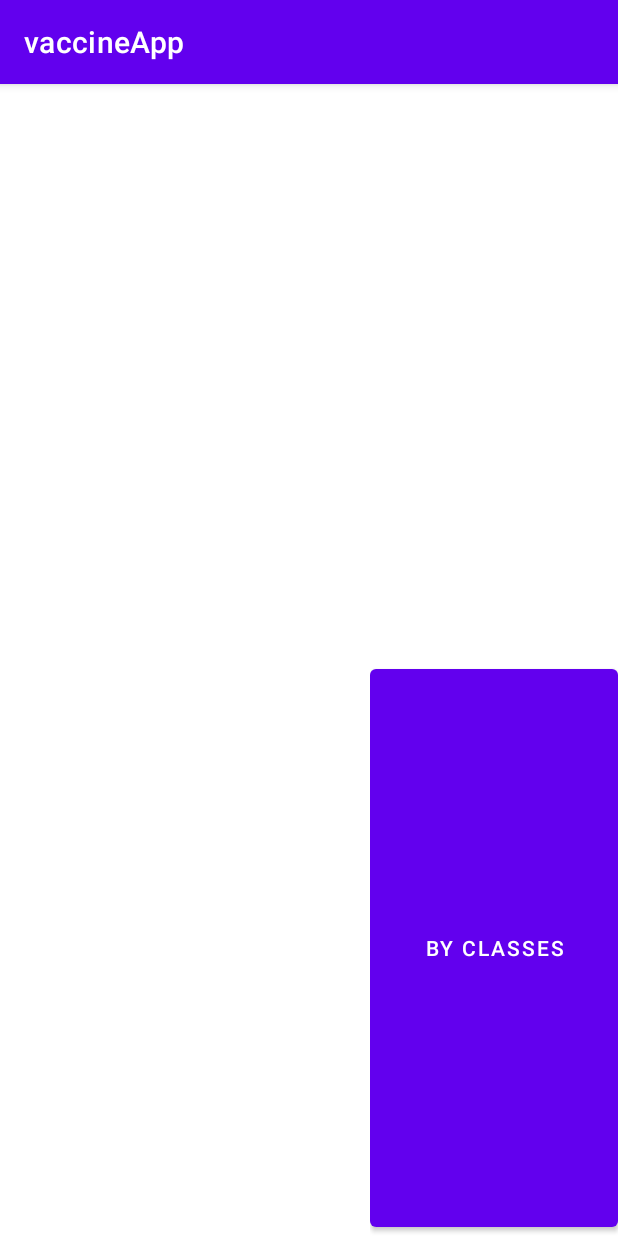
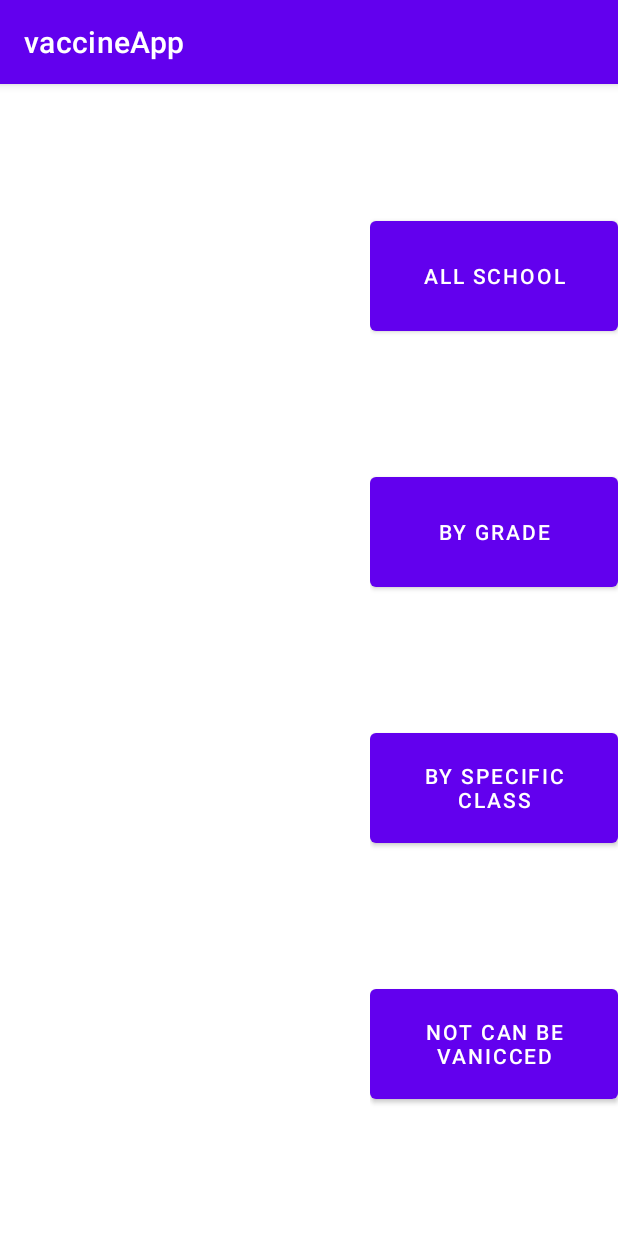
Before and after one commit to oo6055/vaccineApp, an Android app: the ShowData screen opened directly, with no data from a screen before it, on a phone screen of 412 x 824 dp. Run offline under Robolectric (Android 15) with nearby library versions, the phone set to English and light mode, and no system bars; our stand-ins replace Firebase (no records; nobody signed in at launch, a user with empty details on screens opened directly).

```diff
--- a/app/src/main/java/com/example/vaccineapp/MainActivity.java
+++ b/app/src/main/java/com/example/vaccineapp/MainActivity.java
@@ -130,7 +130,8 @@ public class MainActivity extends AppCompatActivity {
     public void submit(View view) {
         Student student=new Student(firstName.getText().toString(),secondName.getText().toString(),grade.getText().toString(),clas.getText().toString()
         ,cond, new Vaccine(v1DataStr,v1Place.getText().toString()),new Vaccine(v2DataStr,v2Place.getText().toString()));
-        refStudents.push().setValue(student);
+        refStudents.child(clas.getText().toString() + firstName.getText().toString() + secondName.getText().toString() + grade.getText().toString() + String.valueOf(cond) +
+                v1DataStr + v1Place.getText().toString() + v2DataStr + v2Place.getText().toString() ).setValue(student);
 
         v1Data.setText("NOT TAKEN");
         v2Data.setText("NOT TAKEN");
--- a/app/src/main/res/layout/activity_show_data.xml
+++ b/app/src/main/res/layout/activity_show_data.xml
@@ -32,8 +32,49 @@
             android:layout_width="match_parent"
             android:layout_height="0dp"
             android:layout_weight="1"
-            android:onClick="showByClasses"
-            android:text="by classes" />
+            android:onClick="showByGrades"
+            android:text="all School" />
+
+        <Space
+            android:layout_width="match_parent"
+            android:layout_height="0dp"
+            android:layout_weight="1" />
+
+        <Button
+            android:layout_width="match_parent"
+            android:layout_height="0dp"
+            android:layout_weight="1"
+            android:onClick="showByOneGrade"
+            android:text="by grade" />
+
+        <Space
+            android:layout_width="match_parent"
+            android:layout_height="0dp"
+            android:layout_weight="1" />
+
+        <Button
+            android:layout_width="match_parent"
+            android:layout_height="0dp"
+            android:layout_weight="1"
+            android:onClick="bySpecificClass"
+            android:text="by specific class" />
+
+        <Space
+            android:layout_width="match_parent"
+            android:layout_height="0dp"
+            android:layout_weight="1" />
+
+        <Button
+            android:layout_width="match_parent"
+            android:layout_height="0dp"
+            android:layout_weight="1"
+            android:onClick="notCanBeVancied"
+            android:text="not can be vanicced" />
+
+        <Space
+            android:layout_width="match_parent"
+            android:layout_height="0dp"
+            android:layout_weight="1" />
     </LinearLayout>
 
 </LinearLayout>
--- /dev/null
+++ b/app/src/main/res/menu/options.xml
@@ -0,0 +1,9 @@
+<?xml version="1.0" encoding="utf-8"?>
+<menu xmlns:android="http://schemas.android.com/apk/res/android">
+    <item
+        android:title="change"
+        />
+    <item
+        android:title="delete"
+        />
+</menu>
```
Also changed, not shown: app/src/main/java/com/example/vaccineapp/ShowData.java (+220 -26 lines), app/src/main/java/com/example/vaccineapp/Student.java (+12 -2 lines).
